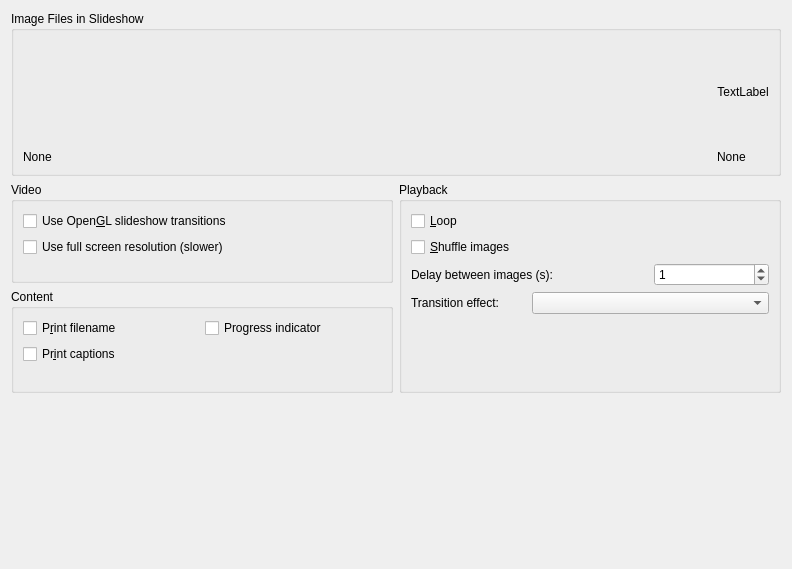
First picture: the form in utilities/presentation/dialogs/presentation_mainpage.ui, repository KDE/digikam, before the edit.
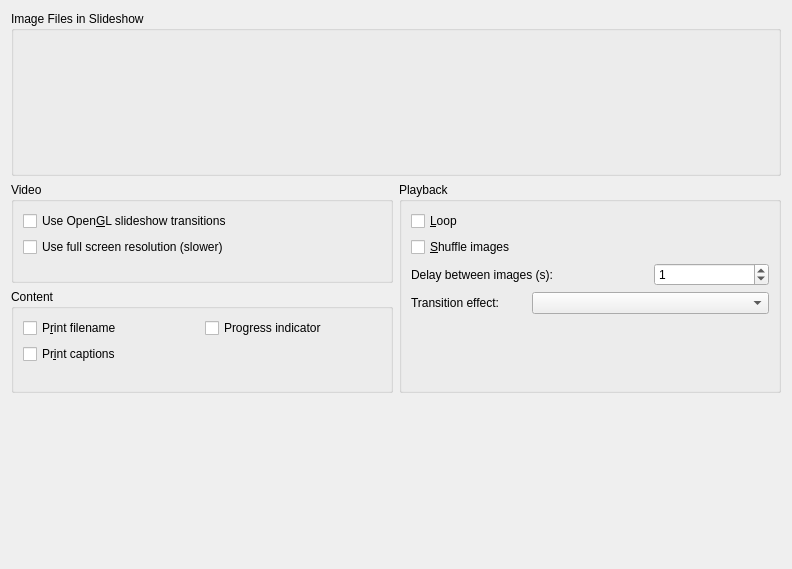
Second picture: the form after the edit.

Commit message: the cache is provided on top lelvel by threadimageio API. Polish dialog page contents

Diff of the .ui file:
```diff
--- a/utilities/presentation/dialogs/presentation_mainpage.ui
+++ b/utilities/presentation/dialogs/presentation_mainpage.ui
@@ -53,7 +53,7 @@
            </size>
           </property>
           <property name="text">
-           <string comment="KDE::DoNotExtract">TextLabel</string>
+           <string comment="KDE::DoNotExtract"/>
           </property>
           <property name="alignment">
            <set>Qt::AlignCenter</set>
@@ -87,7 +87,7 @@
          <string>Total number of images in the portfolio and sequence duration.</string>
         </property>
         <property name="text">
-         <string>None</string>
+         <string/>
         </property>
         <property name="wordWrap">
          <bool>false</bool>
@@ -106,7 +106,7 @@
          <string>Currently selected image in the portfolio list.</string>
         </property>
         <property name="text">
-         <string>None</string>
+         <string/>
         </property>
         <property name="wordWrap">
          <bool>false</bool>
```
The commit also changes 5 other files.
